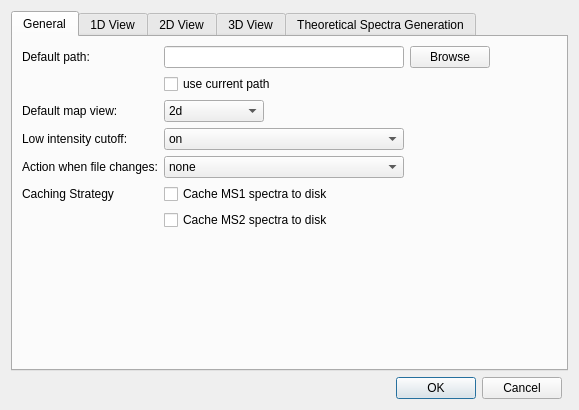
Old version of the form src/openms_gui/source/VISUAL/DIALOGS/TOPPViewPrefDialog.ui in the repository OpenMS/OpenMS-TOPP-GUI.
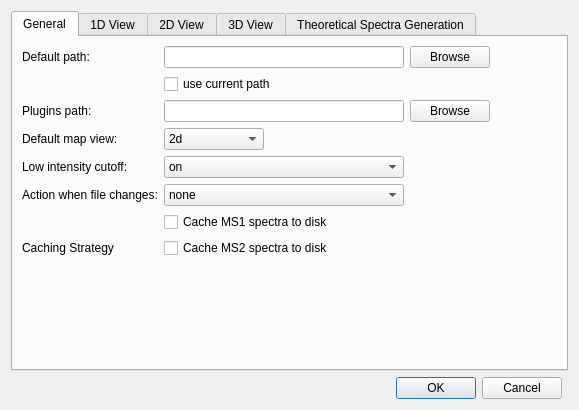
New version of the form. The open tabs and pages were chosen to show the change. Custom widgets are drawn as their Qt base class.

```diff
--- a/src/openms_gui/source/VISUAL/DIALOGS/TOPPViewPrefDialog.ui
+++ b/src/openms_gui/source/VISUAL/DIALOGS/TOPPViewPrefDialog.ui
@@ -34,27 +34,7 @@
        <string>General</string>
       </attribute>
       <layout class="QGridLayout" name="gridLayout">
-       <item row="4" column="0">
-        <widget class="QLabel" name="label_9">
-         <property name="toolTip">
-          <string>&lt;html&gt;&lt;head&gt;&lt;meta name=&quot;qrichtext&quot; content=&quot;1&quot; /&gt;&lt;style type=&quot;text/css&quot;&gt;
-p, li { white-space: pre-wrap; }
-&lt;/style&gt;&lt;/head&gt;&lt;body style=&quot; font-family:'Sans Serif'; font-size:9pt; font-weight:400; font-style:normal;&quot;&gt;
-&lt;p style=&quot; margin-top:0px; margin-bottom:0px; margin-left:0px; margin-right:0px; -qt-block-indent:0; text-indent:0px;&quot;&gt;Using this option, the noise level is estimated and a data filter is added in order to speed up the painting. The filter can be removed in the data filter toolbox.&lt;/p&gt;&lt;/body&gt;&lt;/html&gt;</string>
-         </property>
-         <property name="text">
-          <string>Low intensity cutoff:</string>
-         </property>
-        </widget>
-       </item>
-       <item row="6" column="0">
-        <widget class="QLabel" name="label">
-         <property name="text">
-          <string>Caching Strategy</string>
-         </property>
-        </widget>
-       </item>
-       <item row="6" column="2">
+       <item row="10" column="2">
         <widget class="QCheckBox" name="use_cached_ms1">
          <property name="toolTip">
           <string>&lt;html&gt;&lt;head/&gt;&lt;body&gt;&lt;p&gt;Use this for very large files. Prevents TOPPView from loading MS1 data into memory (note that MS1 map will not display properly).&lt;/p&gt;&lt;/body&gt;&lt;/html&gt;</string>
@@ -64,32 +44,6 @@
          </property>
         </widget>
        </item>
-       <item row="5" column="0" colspan="2">
-        <widget class="QLabel" name="label_14">
-         <property name="toolTip">
-          <string>&lt;html&gt;&lt;head&gt;&lt;meta name=&quot;qrichtext&quot; content=&quot;1&quot; /&gt;&lt;style type=&quot;text/css&quot;&gt;
-p, li { white-space: pre-wrap; }
-&lt;/style&gt;&lt;/head&gt;&lt;body style=&quot; font-family:'Sans Serif'; font-size:9pt; font-weight:400; font-style:normal;&quot;&gt;
-&lt;p style=&quot; margin-top:0px; margin-bottom:0px; margin-left:0px; margin-right:0px; -qt-block-indent:0; text-indent:0px;&quot;&gt;This setting determines what to do when a data file changes: 'none' -- does nothing, 'ask' -- asks the user whether to update the view, 'update automatically' -- updates without asking&lt;/p&gt;&lt;/body&gt;&lt;/html&gt;</string>
-         </property>
-         <property name="text">
-          <string>Action when file changes:</string>
-         </property>
-        </widget>
-       </item>
-       <item row="8" column="1" colspan="2">
-        <spacer>
-         <property name="orientation">
-          <enum>Qt::Vertical</enum>
-         </property>
-         <property name="sizeHint" stdset="0">
-          <size>
-           <width>240</width>
-           <height>20</height>
-          </size>
-         </property>
-        </spacer>
-       </item>
        <item row="0" column="2">
         <widget class="QLineEdit" name="default_path">
          <property name="minimumSize">
@@ -100,21 +54,38 @@
          </property>
         </widget>
        </item>
-       <item row="1" column="2">
-        <widget class="QCheckBox" name="default_path_current">
+       <item row="9" column="0" colspan="2">
+        <widget class="QLabel" name="label_14">
          <property name="toolTip">
           <string>If enabled, the path of the current tab/layer is used instead of the 'default path'. If no tab is open, or no path associated with a tab, the default path is used.</string>
          </property>
-         <property name="whatsThis">
-          <string>If enabled, the path of the currently tag is used instead of the 'default path'. If no tab is open - or no path associated with a tab, the default path is used.</string>
+         <property name="text">
+          <string>Action when file changes:</string>
          </property>
+        </widget>
+       </item>
+       <item row="4" column="0">
+        <widget class="QLabel" name="label_8">
          <property name="text">
-          <string>use current path</string>
+          <string>Default map view:</string>
          </property>
         </widget>
        </item>
-       <item row="0" column="0">
-        <widget class="QLabel" name="label_5">
+       <item row="12" column="1" colspan="2">
+        <spacer>
+         <property name="orientation">
+          <enum>Qt::Vertical</enum>
+         </property>
+         <property name="sizeHint" stdset="0">
+          <size>
+           <width>240</width>
+           <height>10</height>
+          </size>
+         </property>
+        </spacer>
+       </item>
+       <item row="8" column="0">
+        <widget class="QLabel" name="label_9">
          <property name="toolTip">
           <string>&lt;html&gt;&lt;head&gt;&lt;meta name=&quot;qrichtext&quot; content=&quot;1&quot; /&gt;&lt;style type=&quot;text/css&quot;&gt;
 p, li { white-space: pre-wrap; }
@@ -122,30 +93,11 @@
 &lt;p style=&quot; margin-top:0px; margin-bottom:0px; margin-left:0px; margin-right:0px; -qt-block-indent:0; text-indent:0px;&quot;&gt;The path where the dialogs for loading and storing are opened initially.&lt;/p&gt;&lt;/body&gt;&lt;/html&gt;</string>
          </property>
          <property name="text">
-          <string>Default path:</string>
+          <string>Low intensity cutoff:</string>
          </property>
         </widget>
        </item>
-       <item row="5" column="2">
-        <widget class="QComboBox" name="on_file_change">
-         <item>
-          <property name="text">
-           <string>none</string>
-          </property>
-         </item>
-         <item>
-          <property name="text">
-           <string>ask</string>
-          </property>
-         </item>
-         <item>
-          <property name="text">
-           <string>update automatically</string>
-          </property>
-         </item>
-        </widget>
-       </item>
-       <item row="2" column="4">
+       <item row="4" column="4">
         <spacer>
          <property name="orientation">
           <enum>Qt::Horizontal</enum>
@@ -158,14 +110,7 @@
          </property>
         </spacer>
        </item>
-       <item row="0" column="3">
-        <widget class="QPushButton" name="browse_default">
-         <property name="text">
-          <string>Browse</string>
-         </property>
-        </widget>
-       </item>
-       <item row="7" column="2">
+       <item row="11" column="2">
         <widget class="QCheckBox" name="use_cached_ms2">
          <property name="toolTip">
           <string>&lt;html&gt;&lt;head/&gt;&lt;body&gt;&lt;p&gt;Use this for large files. Prevents TOPPView from loading MS2 data into memory (usually without side effects).&lt;/p&gt;&lt;/body&gt;&lt;/html&gt;</string>
@@ -175,7 +120,33 @@
          </property>
         </widget>
        </item>
-       <item row="4" column="2">
+       <item row="0" column="3">
+        <widget class="QPushButton" name="browse_default">
+         <property name="text">
+          <string>Browse</string>
+         </property>
+        </widget>
+       </item>
+       <item row="9" column="2">
+        <widget class="QComboBox" name="on_file_change">
+         <item>
+          <property name="text">
+           <string>none</string>
+          </property>
+         </item>
+         <item>
+          <property name="text">
+           <string>ask</string>
+          </property>
+         </item>
+         <item>
+          <property name="text">
+           <string>update automatically</string>
+          </property>
+         </item>
+        </widget>
+       </item>
+       <item row="8" column="2">
         <widget class="QComboBox" name="map_cutoff">
          <item>
           <property name="text">
@@ -189,14 +160,14 @@
          </item>
         </widget>
        </item>
-       <item row="2" column="0">
-        <widget class="QLabel" name="label_8">
+       <item row="11" column="0">
+        <widget class="QLabel" name="label">
          <property name="text">
-          <string>Default map view:</string>
+          <string>Caching Strategy</string>
          </property>
         </widget>
        </item>
-       <item row="2" column="2">
+       <item row="4" column="2">
         <widget class="QComboBox" name="map_default">
          <property name="maximumSize">
           <size>
@@ -216,6 +187,49 @@
          </item>
         </widget>
        </item>
+       <item row="0" column="0">
+        <widget class="QLabel" name="label_5">
+         <property name="toolTip">
+          <string>&lt;html&gt;&lt;head&gt;&lt;meta name=&quot;qrichtext&quot; content=&quot;1&quot; /&gt;&lt;style type=&quot;text/css&quot;&gt;
+p, li { white-space: pre-wrap; }
+&lt;/style&gt;&lt;/head&gt;&lt;body style=&quot; font-family:'Sans Serif'; font-size:9pt; font-weight:400; font-style:normal;&quot;&gt;
+&lt;p style=&quot; margin-top:0px; margin-bottom:0px; margin-left:0px; margin-right:0px; -qt-block-indent:0; text-indent:0px;&quot;&gt;The path where the dialogs for loading and storing are opened initially.&lt;/p&gt;&lt;/body&gt;&lt;/html&gt;</string>
+         </property>
+         <property name="text">
+          <string>Default path:</string>
+         </property>
+        </widget>
+       </item>
+       <item row="3" column="2">
+        <widget class="QLineEdit" name="plugins_path"/>
+       </item>
+       <item row="1" column="2">
+        <widget class="QCheckBox" name="default_path_current">
+         <property name="toolTip">
+          <string>If enabled, the path of the current tab/layer is used instead of the 'default path'. If no tab is open, or no path associated with a tab, the default path is used.</string>
+         </property>
+         <property name="whatsThis">
+          <string>If enabled, the path of the currently tag is used instead of the 'default path'. If no tab is open - or no path associated with a tab, the default path is used.</string>
+         </property>
+         <property name="text">
+          <string>use current path</string>
+         </property>
+        </widget>
+       </item>
+       <item row="3" column="0">
+        <widget class="QLabel" name="label_2">
+         <property name="text">
+          <string>Plugins path:</string>
+         </property>
+        </widget>
+       </item>
+       <item row="3" column="3">
+        <widget class="QPushButton" name="browse_plugins">
+         <property name="text">
+          <string>Browse</string>
+         </property>
+        </widget>
+       </item>
       </layout>
      </widget>
      <widget class="QWidget" name="tab_3">
```
Left out of the diff: 7 changed lines with no effect on the pictures.
